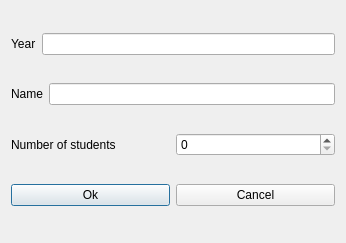
Qt form fet/src/interface/modifystudentsgroupform_template.ui (vonmecheln/fet) before a commit.
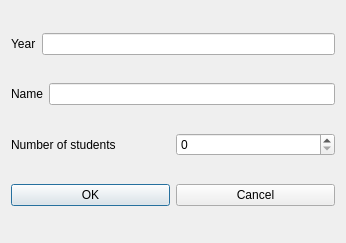
The same form after that commit.

```diff
--- a/fet/src/interface/modifystudentsgroupform_template.ui
+++ b/fet/src/interface/modifystudentsgroupform_template.ui
@@ -90,7 +90,7 @@
      <item>
       <widget class="QPushButton" name="okPushButton">
        <property name="text">
-        <string>Ok</string>
+        <string>OK</string>
        </property>
       </widget>
      </item>
```
